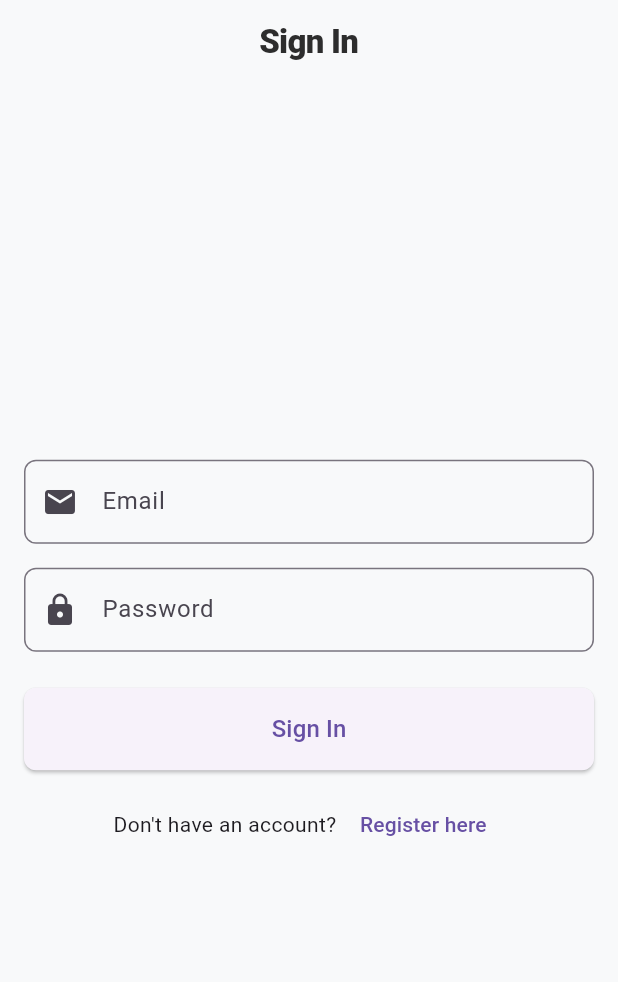
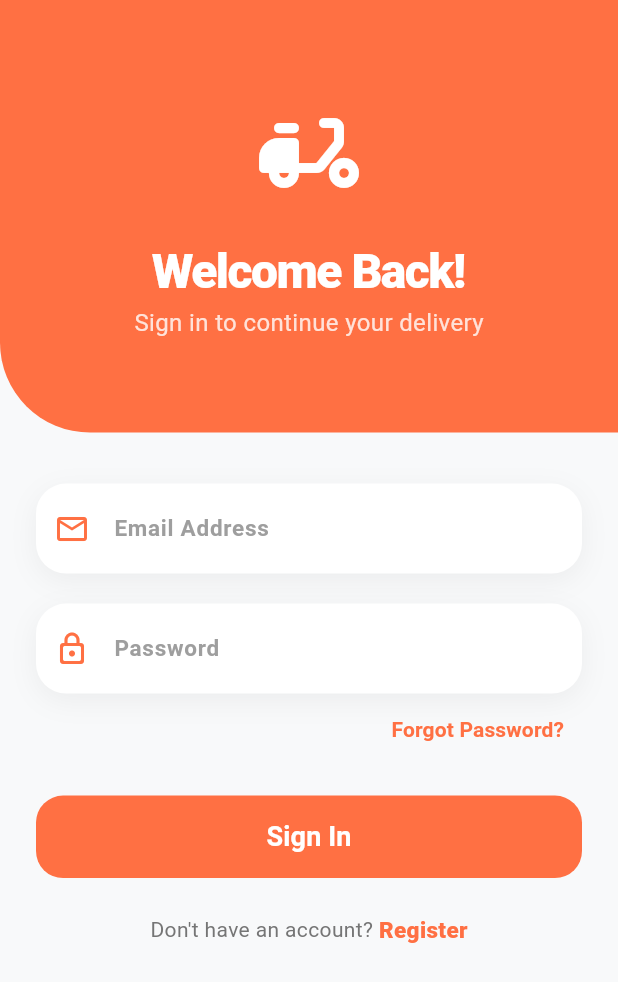
Before and after one commit to Muaz2004/mu_delivery, a Flutter app: the screen it shows after launch, on a phone screen of 412 x 824 dp. Shown: the top 982 px of the screen. Run offline on Flutter 3.47's test engine with Material 3 defaults, Android fonts, the phone set to English and light mode, and no system bars; our stand-ins replace cloud_firestore, firebase_auth, firebase_core, shared_preferences; accounts and stored records are empty.

Commit message:
update sign-in page colors and simplify UI

```diff
--- a/lib/signin_page.dart
+++ b/lib/signin_page.dart
@@ -17,65 +17,131 @@ class _SigninPageState extends State<SigninPage> {
 
   @override
   Widget build(BuildContext context) {
+    // 1. DETECT THEME & DEFINE COLORS (Consistent with FoodDetail/Orders)
+    final bool isDark = Theme.of(context).brightness == Brightness.dark;
+    const Color brandOrange = Color(0xFFFF7043);
+    final Color backgroundColor = isDark ? const Color(0xFF121212) : const Color(0xFFF8F9FA);
+    final Color cardColor = isDark ? const Color(0xFF1E1E1E) : Colors.white;
+    final Color textPrimary = isDark ? Colors.white : const Color(0xFF2D2D2D);
+    final Color textSecondary = isDark ? Colors.grey[400]! : Colors.grey[600]!;
+
     return Scaffold(
-      appBar: AppBar(title: const Text("Sign In")),
-      body: Padding(
-        padding: const EdgeInsets.all(16.0),
+      backgroundColor: backgroundColor,
+      body: SingleChildScrollView(
+        child: Column(
+          children: [
+            // 2. HEADER SECTION (Modern Welcome)
+            Container(
+              height: MediaQuery.of(context).size.height * 0.35,
+              width: double.infinity,
+              decoration: const BoxDecoration(
+                color: brandOrange,
+                borderRadius: BorderRadius.only(bottomLeft: Radius.circular(60)),
+              ),
+              child: SafeArea(
                 child: Column(
                   mainAxisAlignment: MainAxisAlignment.center,
                   children: [
-            // Email input
-            TextField(
-              controller: _emailController,
-              decoration: InputDecoration(
-                hintText: "Email",
-                border: OutlineInputBorder(borderRadius: BorderRadius.circular(8)),
-                prefixIcon: const Icon(Icons.email),
+                    const Icon(Icons.delivery_dining_rounded, size: 80, color: Colors.white),
+                    const SizedBox(height: 16),
+                    const Text(
+                      "Welcome Back!",
+                      style: TextStyle(
+                        color: Colors.white,
+                        fontSize: 32,
+                        fontWeight: FontWeight.w900,
+                        letterSpacing: -1,
                       ),
                     ),
-            const SizedBox(height: 16),
-            // Password input
-            TextField(
-              controller: _passwordController,
-              obscureText: true,
-              decoration: InputDecoration(
-                hintText: "Password",
-                border: OutlineInputBorder(borderRadius: BorderRadius.circular(8)),
-                prefixIcon: const Icon(Icons.lock),
+                    Text(
+                      "Sign in to continue your delivery",
+                      style: TextStyle(color: Colors.white.withOpacity(0.8), fontSize: 16),
+                    ),
+                  ],
                 ),
               ),
-            const SizedBox(height: 24),
-            // Sign in button
+            ),
+
+            // 3. FORM SECTION
+            Padding(
+              padding: const EdgeInsets.all(24.0),
+              child: Column(
+                children: [
+                  const SizedBox(height: 10),
+                  // Email Input
+                  _buildTextField(
+                    controller: _emailController,
+                    hint: "Email Address",
+                    icon: Icons.email_outlined,
+                    isDark: isDark,
+                    textPrimary: textPrimary,
+                    cardColor: cardColor,
+                  ),
+                  const SizedBox(height: 20),
+                  // Password Input
+                  _buildTextField(
+                    controller: _passwordController,
+                    hint: "Password",
+                    icon: Icons.lock_outline_rounded,
+                    isDark: isDark,
+                    textPrimary: textPrimary,
+                    cardColor: cardColor,
+                    isPassword: true,
+                  ),
+
+                  // Forgot Password alignment
+                  Align(
+                    alignment: Alignment.centerRight,
+                    child: TextButton(
+                      onPressed: () { /* Logic later */ },
+                      child: const Text("Forgot Password?", style: TextStyle(color: brandOrange, fontWeight: FontWeight.bold)),
+                    ),
+                  ),
+
+                  const SizedBox(height: 20),
+
+                  // 4. SIGN IN BUTTON (Consistent with "Add to Cart")
                   SizedBox(
                     width: double.infinity,
+                    height: 55,
                     child: ElevatedButton(
                       style: ElevatedButton.styleFrom(
-                  padding: const EdgeInsets.symmetric(vertical: 16),
-                  shape: RoundedRectangleBorder(borderRadius: BorderRadius.circular(8)),
+                        backgroundColor: brandOrange,
+                        foregroundColor: Colors.white,
+                        elevation: 0,
+                        shape: RoundedRectangleBorder(borderRadius: BorderRadius.circular(18)),
                       ),
                       onPressed: _signIn,
                       child: const Text(
                         'Sign In',
-                  style: TextStyle(fontSize: 16),
+                        style: TextStyle(fontSize: 18, fontWeight: FontWeight.bold),
                       ),
                     ),
                   ),
-            const SizedBox(height: 12),
-            // Navigate to Register
+
+                  const SizedBox(height: 24),
+
+                  // 5. REGISTER NAVIGATION
                   Row(
                     mainAxisAlignment: MainAxisAlignment.center,
                     children: [
-                const Text("Don't have an account? "),
-                TextButton(
-                  onPressed: () {
+                      Text("Don't have an account? ", style: TextStyle(color: textSecondary)),
+                      GestureDetector(
+                        onTap: () {
                           Navigator.push(
                             context,
                             MaterialPageRoute(builder: (_) => const Authentication()),
                           );
                         },
-                  child: const Text("Register here"),
+                        child: const Text(
+                          "Register",
+                          style: TextStyle(color: brandOrange, fontWeight: FontWeight.w900, fontSize: 15),
+                        ),
                       ),
                     ],
+                  ),
+                ],
+              ),
             ),
           ],
         ),
@@ -83,21 +149,54 @@ class _SigninPageState extends State<SigninPage> {
     );
   }
 
-  // Sign in logic
+  // REUSABLE TEXT FIELD STYLING
+  Widget _buildTextField({
+    required TextEditingController controller,
+    required String hint,
+    required IconData icon,
+    required bool isDark,
+    required Color textPrimary,
+    required Color cardColor,
+    bool isPassword = false,
+  }) {
+    return Container(
+      decoration: BoxDecoration(
+        color: cardColor,
+        borderRadius: BorderRadius.circular(20),
+        boxShadow: [
+          BoxShadow(
+            color: Colors.black.withOpacity(isDark ? 0.3 : 0.05),
+            blurRadius: 15,
+            offset: const Offset(0, 5),
+          ),
+        ],
+      ),
+      child: TextField(
+        controller: controller,
+        obscureText: isPassword,
+        style: TextStyle(color: textPrimary, fontWeight: FontWeight.w600),
+        decoration: InputDecoration(
+          hintText: hint,
+          hintStyle: TextStyle(color: Colors.grey[500], fontSize: 15),
+          prefixIcon: Icon(icon, color: const Color(0xFFFF7043)),
+          border: InputBorder.none,
+          contentPadding: const EdgeInsets.symmetric(vertical: 18, horizontal: 20),
+        ),
+      ),
+    );
+  }
+
+  // Logic remains untouched as requested
   Future<void> _signIn() async {
     try {
-      // Call provider's signIn method
       await context.read<myProvider>().signIn(
             _emailController.text,
             _passwordController.text,
           );
-
-      // Sign-in is successful, Wrapper handles navigation automatically
       ScaffoldMessenger.of(context).showSnackBar(
         const SnackBar(content: Text('Sign in successful!')),
       );
     } on FirebaseAuthException catch (e) {
-      // Email not verified
       if (e.code == 'email-not-verified') {
         showDialog(
           context: context,
@@ -123,7 +222,6 @@ class _SigninPageState extends State<SigninPage> {
           ),
         );
       } else {
-        // Handle other FirebaseAuth errors
         String message = '';
         if (e.code == 'invalid-email') {
           message = 'The email address is badly formatted.';
@@ -137,13 +235,16 @@ class _SigninPageState extends State<SigninPage> {
           message = 'No internet connection. Please try later.';
         } else if (e.code == 'too-many-requests') {
           message = 'Too many attempts. Try again later.';
-        } else if (e.code == 'operation-not-allowed') {
-          message = 'Email/password accounts are not enabled.';
         } else {
           message = e.message ?? 'Unknown error occurred';
         }
         ScaffoldMessenger.of(context).showSnackBar(
-          SnackBar(content: Text(message)),
+          SnackBar(
+            content: Text(message),
+            behavior: SnackBarBehavior.floating,
+            shape: RoundedRectangleBorder(borderRadius: BorderRadius.circular(10)),
+            backgroundColor: const Color(0xFF2D2D2D),
+          ),
         );
       }
     } catch (e) {
```
Lines whose indentation alone changed are shown as unchanged.
